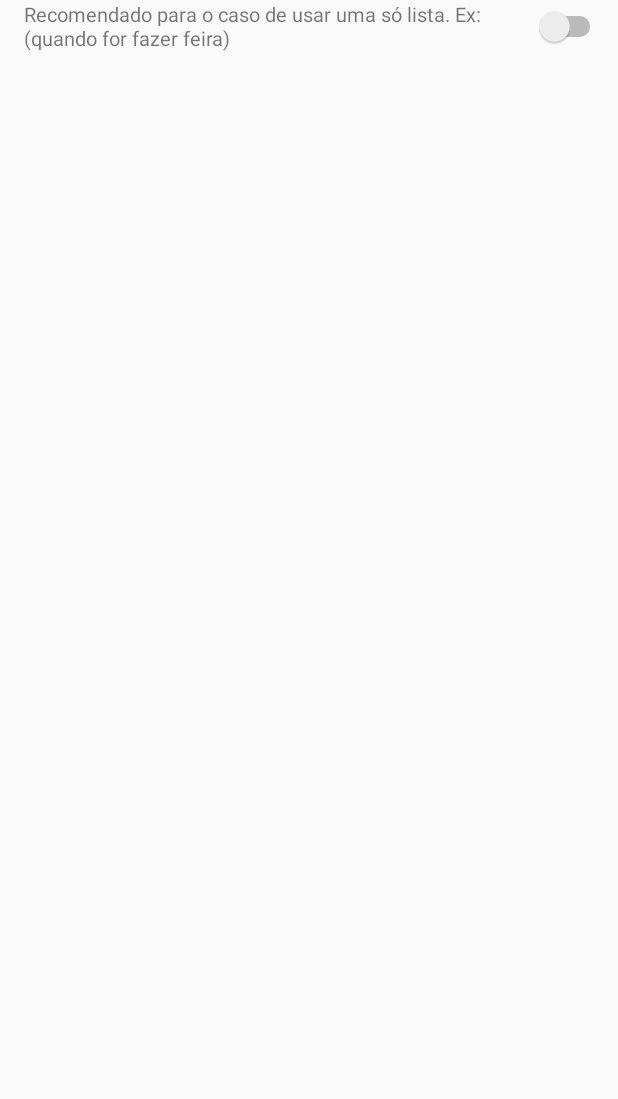
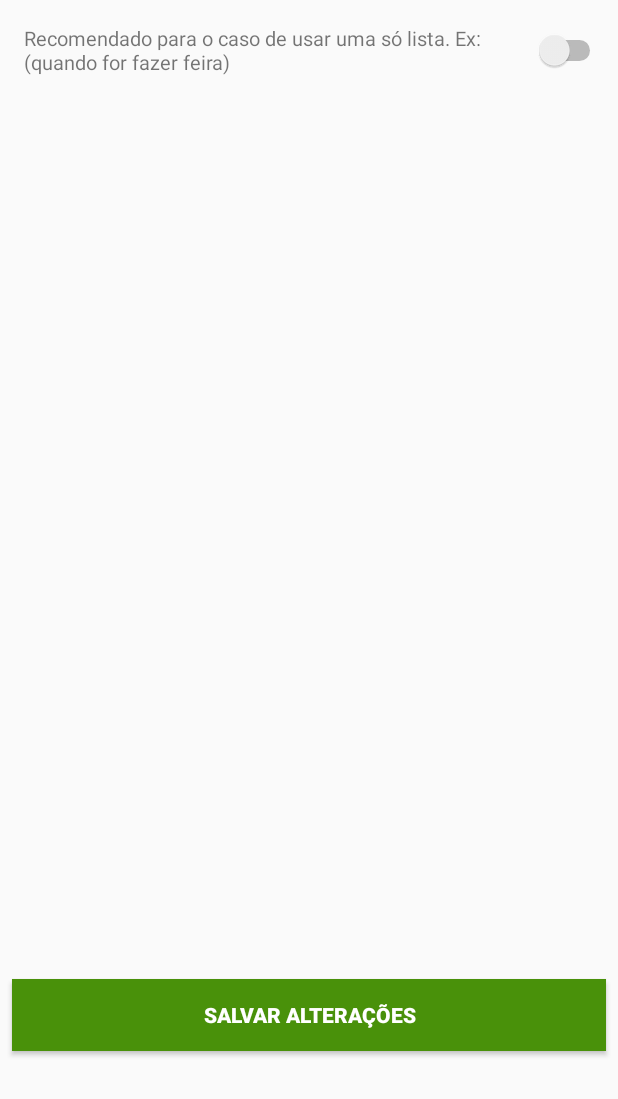
Before and after one commit to Hugofsp93/listadecompras-android, an Android app: the SettingActivity screen opened directly, with no data from a screen before it, on a phone screen of 412 x 824 dp, the part 137-1236 px from its top. Run offline under Robolectric (Android 15) with nearby library versions, the phone set to English and light mode, and no system bars.

Commit message:
settings okhttp

```diff
--- a/app/src/main/res/layout/activity_setting.xml
+++ b/app/src/main/res/layout/activity_setting.xml
@@ -3,7 +3,7 @@
     xmlns:app="http://schemas.android.com/apk/res-auto"
     xmlns:tools="http://schemas.android.com/tools"
     android:layout_width="match_parent"
-    android:layout_height="wrap_content"
+    android:layout_height="match_parent"
     tools:context=".Activities.SettingActivity">
 
     <TextView
@@ -21,14 +21,17 @@
         android:layout_width="0dp"
         android:layout_height="wrap_content"
         android:layout_marginStart="16dp"
+        android:layout_marginTop="16dp"
         android:layout_marginEnd="8dp"
-        android:layout_marginBottom="16dp"
+        android:layout_marginBottom="8dp"
         android:text="@string/pref_description_social_recommendations"
         android:textSize="13sp"
-        app:layout_constraintBottom_toBottomOf="parent"
+        app:layout_constraintBottom_toTopOf="@+id/button3"
         app:layout_constraintEnd_toStartOf="@+id/sw"
+        app:layout_constraintHorizontal_bias="1.0"
         app:layout_constraintStart_toStartOf="parent"
-        app:layout_constraintTop_toBottomOf="@+id/textView2" />
+        app:layout_constraintTop_toBottomOf="@+id/textView2"
+        app:layout_constraintVertical_bias="0.0" />
 
     <Switch
         android:id="@+id/sw"
@@ -38,4 +41,21 @@
         app:layout_constraintBottom_toBottomOf="@+id/textView3"
         app:layout_constraintEnd_toEndOf="parent"
         app:layout_constraintTop_toTopOf="@+id/textView3" />
+
+    <Button
+        android:id="@+id/button3"
+        android:layout_width="0dp"
+        android:layout_height="wrap_content"
+        android:layout_marginStart="8dp"
+        android:layout_marginEnd="8dp"
+        android:layout_marginBottom="32dp"
+        android:background="@color/colorPrimary"
+        android:onClick="buttonSettings"
+        android:text="Salvar alterações"
+        android:textColor="@android:color/white"
+        android:textColorLink="@color/colorAccent"
+        android:textStyle="bold"
+        app:layout_constraintBottom_toBottomOf="parent"
+        app:layout_constraintEnd_toEndOf="parent"
+        app:layout_constraintStart_toStartOf="parent" />
 </android.support.constraint.ConstraintLayout>
```
Also changed, not shown: app/src/main/java/com/example/listadecompras/Activities/SettingActivity.java (+35 -17 lines), app/src/main/java/com/example/listadecompras/Network/NetworkOkHttp.java (+42 -43 lines).
